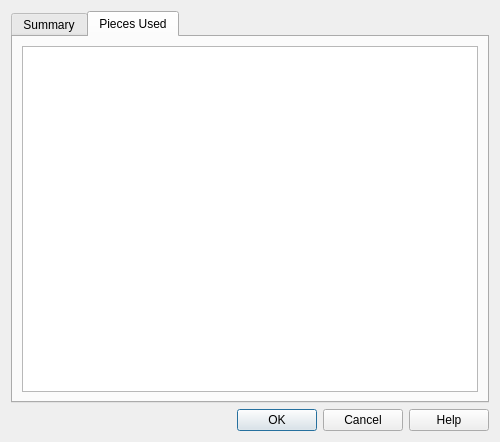
Old version of the form qt/lc_qpropertiesdialog.ui in the repository nathaneltitane/studworx.
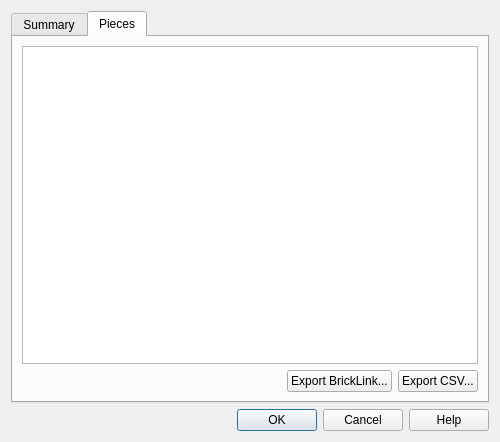
New version of the form. The open tabs and pages were chosen to show the change. Custom widgets are drawn as their Qt base class.

Commit message: Add piece IDs, thumbnails and exports to the model properties Pieces tab

```diff
--- a/qt/lc_qpropertiesdialog.ui
+++ b/qt/lc_qpropertiesdialog.ui
@@ -138,7 +138,7 @@
      </widget>
      <widget class="QWidget" name="tabParts">
       <attribute name="title">
-       <string>Pieces Used</string>
+       <string>Pieces</string>
       </attribute>
       <layout class="QVBoxLayout" name="verticalLayout_3">
        <item>
@@ -172,6 +172,49 @@
          </attribute>
         </widget>
        </item>
+       <item>
+        <layout class="QHBoxLayout" name="ExportLayout">
+         <item>
+          <spacer name="ExportSpacer">
+           <property name="orientation">
+            <enum>Qt::Horizontal</enum>
+           </property>
+           <property name="sizeHint" stdset="0">
+            <size>
+             <width>0</width>
+             <height>0</height>
+            </size>
+           </property>
+          </spacer>
+         </item>
+         <item>
+          <widget class="QPushButton" name="ExportBrickLinkButton">
+           <property name="toolTip">
+            <string>Save this model's piece list as a BrickLink wanted list.</string>
+           </property>
+           <property name="whatsThis">
+            <string>&lt;p&gt;&lt;b&gt;Export BrickLink&lt;/b&gt;&lt;/p&gt;&lt;p&gt;Saves the pieces listed in this table as a BrickLink XML wanted list, the same format as File &amp;gt; Export &amp;gt; BrickLink. Only the model shown in this dialog and its submodels are included.&lt;/p&gt;</string>
+           </property>
+           <property name="text">
+            <string>Export BrickLink...</string>
+           </property>
+          </widget>
+         </item>
+         <item>
+          <widget class="QPushButton" name="ExportCSVButton">
+           <property name="toolTip">
+            <string>Save this model's piece list as a CSV spreadsheet.</string>
+           </property>
+           <property name="whatsThis">
+            <string>&lt;p&gt;&lt;b&gt;Export CSV&lt;/b&gt;&lt;/p&gt;&lt;p&gt;Saves the pieces listed in this table as comma separated values with name, color, quantity, ID and color code, the same format as File &amp;gt; Export &amp;gt; CSV. Only the model shown in this dialog and its submodels are included.&lt;/p&gt;</string>
+           </property>
+           <property name="text">
+            <string>Export CSV...</string>
+           </property>
+          </widget>
+         </item>
+        </layout>
+       </item>
       </layout>
      </widget>
     </widget>
```
Left out of the diff: 8 changed lines with no effect on the pictures. The commit also changes 4 other files.
